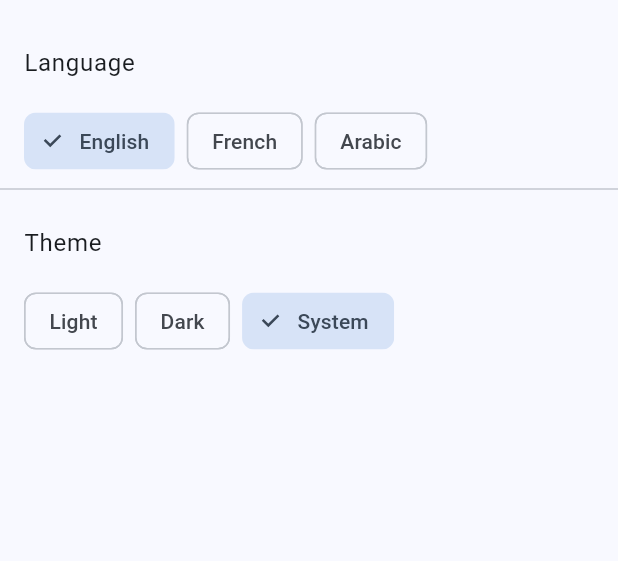
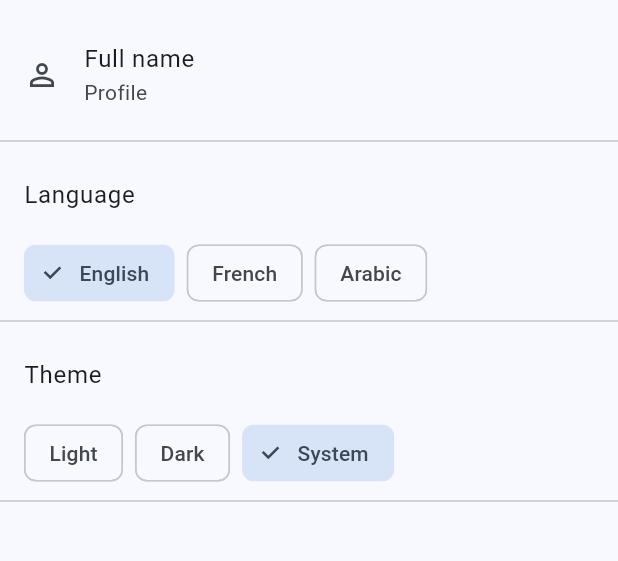
Before and after one commit to naser-maraoui/hemo_app, a Flutter app: the SettingsScreen screen opened by its route, on a phone screen of 412 x 824 dp, the part 63-624 px from its top. Run offline on Flutter 3.47's test engine with Material 3 defaults, Android fonts, the phone set to English and light mode, and no system bars; our stand-ins replace connectivity_plus, easy_localization, flutter_markdown, flutter_riverpod, go_router, hive_flutter and 2 more; accounts and stored records are empty.

Commit message:
Add profile editing, article details, and logout functionality
Co-authored-by: naser.maraoui <naser.maraoui@gmail.com>

```diff
--- a/hemo_care/assets/translations/ar.json
+++ b/hemo_care/assets/translations/ar.json
@@ -29,5 +29,7 @@
   "onboarding_title": "رفيقك في رعاية الهيموفيليا",
   "onboarding_desc": "تعلّم الخطوات، وتتبع النزيف، وتواصل مع طبيبك.",
   "get_started": "ابدأ الآن",
-  "choose_role_signup": "اختر دورك"
+  "choose_role_signup": "اختر دورك",
+  "full_name": "الاسم الكامل",
+  "save": "حفظ"
 }
--- a/hemo_care/assets/translations/en.json
+++ b/hemo_care/assets/translations/en.json
@@ -29,5 +29,7 @@
   "onboarding_title": "Your companion for hemophilia care",
   "onboarding_desc": "Learn steps, track episodes, and connect with your clinician.",
   "get_started": "Get started",
-  "choose_role_signup": "Choose your role"
+  "choose_role_signup": "Choose your role",
+  "full_name": "Full name",
+  "save": "Save"
 }
--- a/hemo_care/assets/translations/fr.json
+++ b/hemo_care/assets/translations/fr.json
@@ -29,5 +29,7 @@
   "onboarding_title": "Votre compagnon de soins pour l'hémophilie",
   "onboarding_desc": "Apprenez les étapes, suivez les épisodes et échangez avec votre clinicien.",
   "get_started": "Commencer",
-  "choose_role_signup": "Choisissez votre rôle"
+  "choose_role_signup": "Choisissez votre rôle",
+  "full_name": "Nom complet",
+  "save": "Enregistrer"
 }
--- a/hemo_care/lib/screens/onboarding_screen.dart
+++ b/hemo_care/lib/screens/onboarding_screen.dart
@@ -24,7 +24,7 @@ class OnboardingScreen extends StatelessWidget {
 							child: Container(
 								decoration: BoxDecoration(
 									gradient: LinearGradient(
-										colors: [cs.primaryContainer, cs.primary.withValues(alpha: 0.8)],
+										colors: [cs.primaryContainer, cs.primary.withOpacity(0.8)],
 										begin: Alignment.topLeft,
 										end: Alignment.bottomRight,
 									),
--- a/hemo_care/lib/screens/settings_screen.dart
+++ b/hemo_care/lib/screens/settings_screen.dart
@@ -1,7 +1,11 @@
 import 'package:easy_localization/easy_localization.dart';
 import 'package:flutter/material.dart';
 import 'package:flutter_riverpod/flutter_riverpod.dart';
+import 'package:go_router/go_router.dart';
+import 'package:supabase_flutter/supabase_flutter.dart';
 import '../providers/theme_provider.dart';
+import '../services/supabase_service.dart';
+import 'profile_edit_screen.dart';
 
 class SettingsScreen extends ConsumerWidget {
 	const SettingsScreen({super.key});
@@ -12,6 +16,13 @@ class SettingsScreen extends ConsumerWidget {
 			appBar: AppBar(title: Text('settings'.tr())),
 			body: ListView(
 				children: [
+					ListTile(
+						leading: const Icon(Icons.person_outline),
+						title: Text(tr('full_name')),
+						subtitle: const Text('Profile'),
+						onTap: () => Navigator.of(context).push(MaterialPageRoute(builder: (_) => const ProfileEditScreen())),
+					),
+					const Divider(),
 					ListTile(title: Text('language'.tr())),
 					Padding(
 						padding: const EdgeInsets.symmetric(horizontal: 16),
@@ -31,6 +42,16 @@ class SettingsScreen extends ConsumerWidget {
 							FilterChip(label: Text('system'.tr()), selected: themeMode == ThemeMode.system, onSelected: (_) => ref.read(themeModeProvider.notifier).setThemeMode(ThemeMode.system)),
 						]),
 					),
+					const Divider(),
+					if (kSupabaseConfigured)
+						ListTile(
+							leading: const Icon(Icons.logout),
+							title: Text(tr('logout')),
+							onTap: () async {
+								await Supabase.instance.client.auth.signOut();
+								if (context.mounted) context.go('/signin');
+							},
+						),
 				],
 			),
 		);
--- a/hemo_care/lib/screens/tabs/education_tab.dart
+++ b/hemo_care/lib/screens/tabs/education_tab.dart
@@ -3,6 +3,7 @@ import 'package:flutter/material.dart';
 import 'package:supabase_flutter/supabase_flutter.dart';
 import '../../services/supabase_service.dart';
 import '../../services/local_store.dart';
+import '../article_detail_screen.dart';
 
 class EducationTab extends StatefulWidget {
 	const EducationTab({super.key});
@@ -50,6 +51,9 @@ class _EducationTabState extends State<EducationTab> {
 							child: ListTile(
 								title: Text(a['title'] ?? ''),
 								subtitle: Text(a['category'] ?? ''),
+								onTap: () => Navigator.of(context).push(MaterialPageRoute(
+									builder: (_) => ArticleDetailScreen(articleId: (a['id'] as num?)?.toInt() ?? 0, title: a['title'] ?? ''),
+								)),
 							),
 						);
 					},
--- a/hemo_care/pubspec.yaml
+++ b/hemo_care/pubspec.yaml
@@ -46,6 +46,7 @@ dependencies:
   intl: ^0.20.2
   flutter_localizations:
     sdk: flutter
+  flutter_markdown: ^0.7.7+1
 
 dev_dependencies:
   flutter_test:
```
Also changed, not shown: hemo_care/lib/screens/article_detail_screen.dart (added, +53 -0 lines), hemo_care/lib/screens/profile_edit_screen.dart (added, +58 -0 lines), hemo_care/pubspec.lock.
